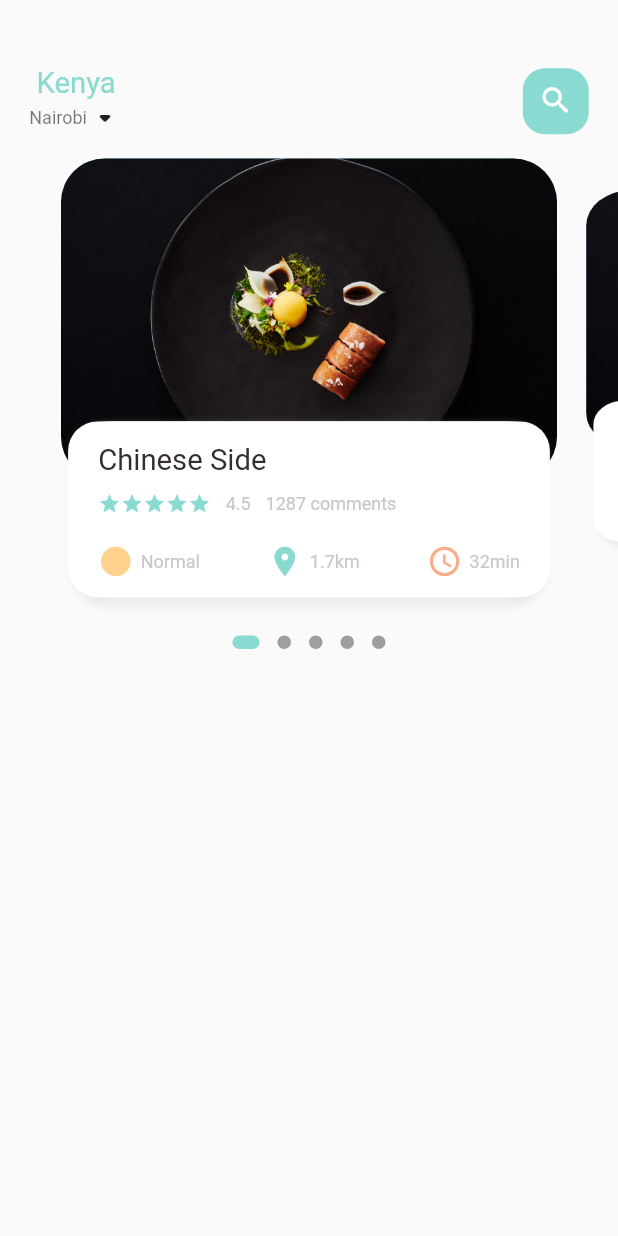
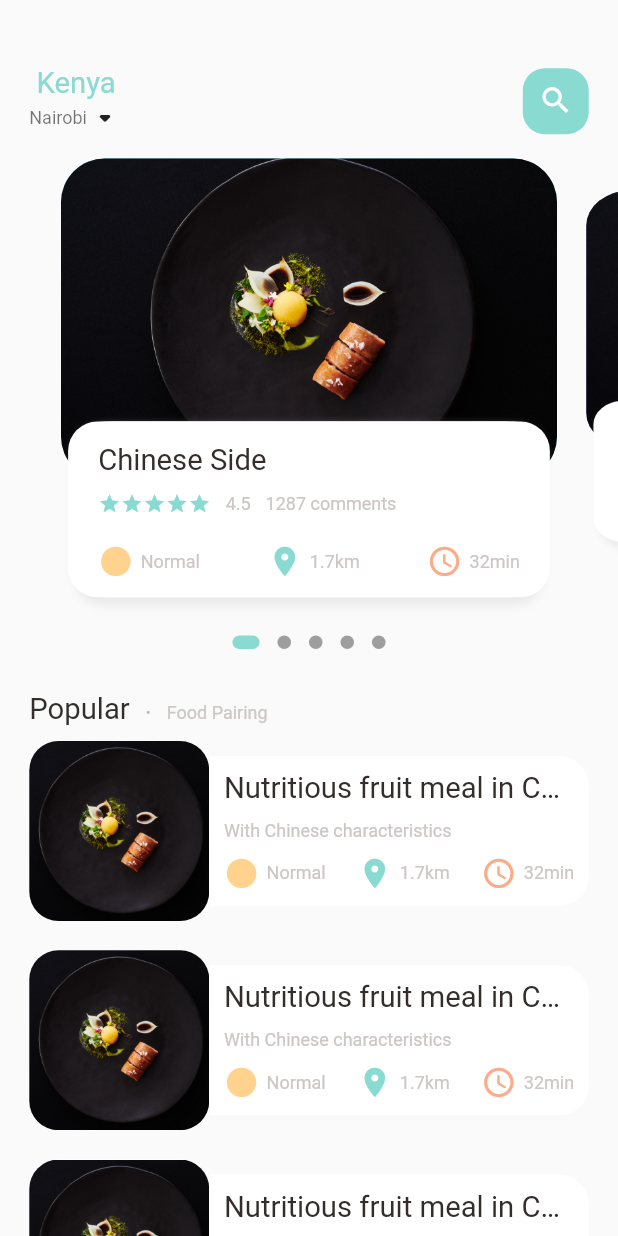
Before and after one commit to RodgersX/Delivery-App, a Flutter app: the screen it shows after launch, on a phone screen of 412 x 824 dp. Run offline on Flutter 3.47's test engine with Material 2 defaults, Android fonts, the phone set to English and light mode, and no system bars; drawn by our look-alikes of dots_indicator; our stand-ins replace get.

Commit message:
PROGRESS: working on the listview for foods

```diff
--- a/lib/home/food_page_body.dart
+++ b/lib/home/food_page_body.dart
@@ -38,6 +38,7 @@ class _FoodPageBodyState extends State<FoodPageBody> {
   Widget build(BuildContext context) {
     return Column(
       children: [
+        // slider section
         SizedBox(
           height: Dimensions.pageView,
           child: PageView.builder(
@@ -48,6 +49,7 @@ class _FoodPageBodyState extends State<FoodPageBody> {
             },
           ),
         ),
+        // dots
         DotsIndicator(
           dotsCount: 5,
           position: _currPageValue,
@@ -58,6 +60,114 @@ class _FoodPageBodyState extends State<FoodPageBody> {
             activeShape: RoundedRectangleBorder(
               borderRadius: BorderRadius.circular(12),
             ),
+          ),
+        ),
+        // popular text
+        SizedBox(height: Dimensions.height30),
+        Container(
+          margin: EdgeInsets.only(left: Dimensions.width30),
+          child: Row(
+            crossAxisAlignment: CrossAxisAlignment.end,
+            children: [
+              BigText(text: 'Popular'),
+              SizedBox(width: Dimensions.width10),
+              Container(
+                margin: EdgeInsets.only(bottom: 3),
+                child: BigText(
+                  text: '.',
+                  color: Colors.black26,
+                ),
+              ),
+              SizedBox(width: Dimensions.width10),
+              Container(
+                margin: EdgeInsets.only(bottom: 2),
+                child: SmallText(text: 'Food Pairing'),
+              )
+            ],
+          ),
+        ),
+        // list of food and images
+        Container(
+          height: 900,
+          child: ListView.builder(
+            // shrinkWrap: true,
+            physics: NeverScrollableScrollPhysics(),
+            itemCount: 10,
+            itemBuilder: (context, index) {
+              return Container(
+                margin: EdgeInsets.symmetric(
+                  horizontal: Dimensions.width20,
+                  vertical: Dimensions.height10,
+                ),
+                child: Row(
+                  children: [
+                    // image section
+                    Container(
+                      width: 120,
+                      height: 120,
+                      decoration: BoxDecoration(
+                        borderRadius:
+                            BorderRadius.circular(Dimensions.radius20),
+                        color: Colors.white,
+                        image: DecorationImage(
+                          fit: BoxFit.cover,
+                          image: AssetImage('assets/image/food01.jpg'),
+                        ),
+                      ),
+                    ),
+                    // details container
+                    Expanded(
+                      child: Container(
+                        height: 100,
+                        padding: EdgeInsets.only(),
+                        decoration: BoxDecoration(
+                          borderRadius: BorderRadius.only(
+                            topRight: Radius.circular(Dimensions.radius20),
+                            bottomRight: Radius.circular(Dimensions.radius20),
+                          ),
+                          color: Colors.white,
+                        ),
+                        child: Padding(
+                          padding: EdgeInsets.symmetric(
+                              horizontal: Dimensions.width10),
+                          child: Column(
+                            crossAxisAlignment: CrossAxisAlignment.start,
+                            mainAxisAlignment: MainAxisAlignment.center,
+                            children: [
+                              BigText(text: 'Nutritious fruit meal in China'),
+                              SizedBox(height: Dimensions.height10),
+                              SmallText(text: 'With Chinese characteristics'),
+                              SizedBox(height: Dimensions.height10),
+                              Row(
+                                mainAxisAlignment:
+                                    MainAxisAlignment.spaceBetween,
+                                children: const [
+                                  IconAndTextWidget(
+                                    icon: Icons.circle_sharp,
+                                    text: 'Normal',
+                                    iconColor: AppColors.iconColor1,
+                                  ),
+                                  IconAndTextWidget(
+                                    icon: Icons.location_on,
+                                    text: '1.7km',
+                                    iconColor: AppColors.mainColor,
+                                  ),
+                                  IconAndTextWidget(
+                                    icon: Icons.access_time_rounded,
+                                    text: '32min',
+                                    iconColor: AppColors.iconColor2,
+                                  )
+                                ],
+                              ),
+                            ],
+                          ),
+                        ),
+                      ),
+                    )
+                  ],
+                ),
+              );
+            },
           ),
         )
       ],
--- a/lib/home/main_food_page.dart
+++ b/lib/home/main_food_page.dart
@@ -58,7 +58,11 @@ class _MainFoodPageState extends State<MainFoodPage> {
               ),
             ),
           ),
-          const FoodPageBody(),
+          Expanded(
+            child: SingleChildScrollView(
+              child: const FoodPageBody(),
+            ),
+          ),
         ],
       ),
     );
```
Also changed, not shown: lib/utils/dimensions.dart (+4 -4 lines).
